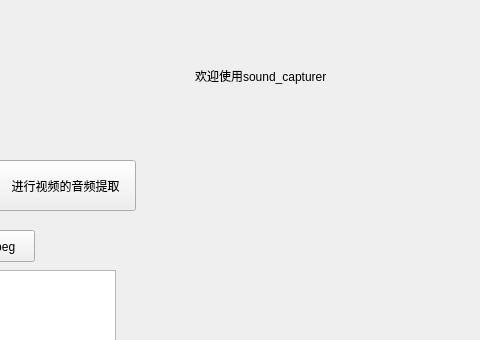
This is mainwindow.ui in xyzlyz/audiolab as Qt 5 draws it before an edit; both pictures show x 165 to 645 and y 0 to 340 of the 800 by 600 pixel window. The edited form follows.
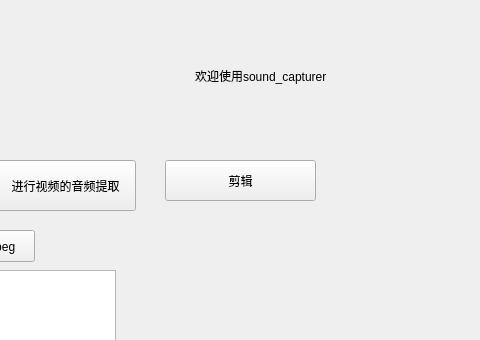
This is the edited form.

Commit message: add cutter window

What changed in the file:
```diff
--- a/mainwindow.ui
+++ b/mainwindow.ui
@@ -63,6 +63,19 @@
      </rect>
     </property>
    </widget>
+   <widget class="QToolButton" name="To_audiocut">
+    <property name="geometry">
+     <rect>
+      <x>330</x>
+      <y>160</y>
+      <width>151</width>
+      <height>41</height>
+     </rect>
+    </property>
+    <property name="text">
+     <string>剪辑</string>
+    </property>
+   </widget>
   </widget>
   <widget class="QMenuBar" name="menubar">
    <property name="geometry">
```
Left out of the diff: 2 changed lines with no effect on the pictures. The commit also changes 6 other files.
